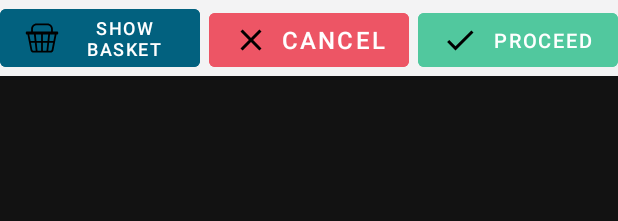
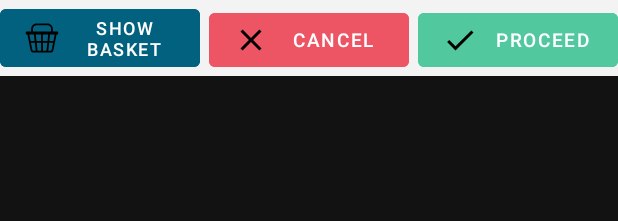
Before and after one commit to humansis/vendor-app, an Android app: the layout item_checkout_vouchers_footer.xml on its own in the app's theme, with its tools: preview values and no code run, on a phone screen of 412 x 824 dp. Shown: the top 221 px of the screen. Run offline under Robolectric (Android 15) with nearby library versions, the phone set to English and light mode, and no system bars.

Commit message:
REF: don't make buttons in checkout view portrait mode bigger unnecessarily

```diff
--- a/src/vendor_app/app/src/main/res/layout/item_checkout_vouchers_footer.xml
+++ b/src/vendor_app/app/src/main/res/layout/item_checkout_vouchers_footer.xml
@@ -13,6 +13,7 @@
         android:layout_height="wrap_content"
         android:backgroundTint="@color/colorPrimaryDark"
         app:autoSizeTextType="uniform"
+        app:autoSizeMaxTextSize="13sp"
         android:text="@string/go_to_cart"
         app:icon="@drawable/shopping_basket"
         android:textColor="@color/white"
@@ -31,6 +32,7 @@
         android:layout_marginTop="20dp"
         android:backgroundTint="@color/red"
         app:autoSizeTextType="uniform"
+        app:autoSizeMaxTextSize="13sp"
         android:text="@string/cancel"
         android:textColor="@color/white"
         android:textSize="12sp"
@@ -50,6 +52,7 @@
         android:layout_marginTop="20dp"
         android:backgroundTint="@color/green"
         app:autoSizeTextType="uniform"
+        app:autoSizeMaxTextSize="13sp"
         android:text="@string/proceed"
         android:textColor="@color/white"
         android:textSize="12sp"
```
